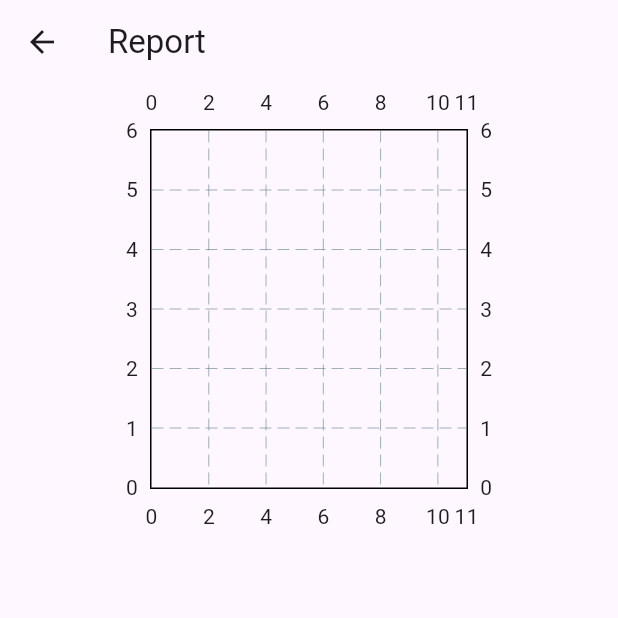
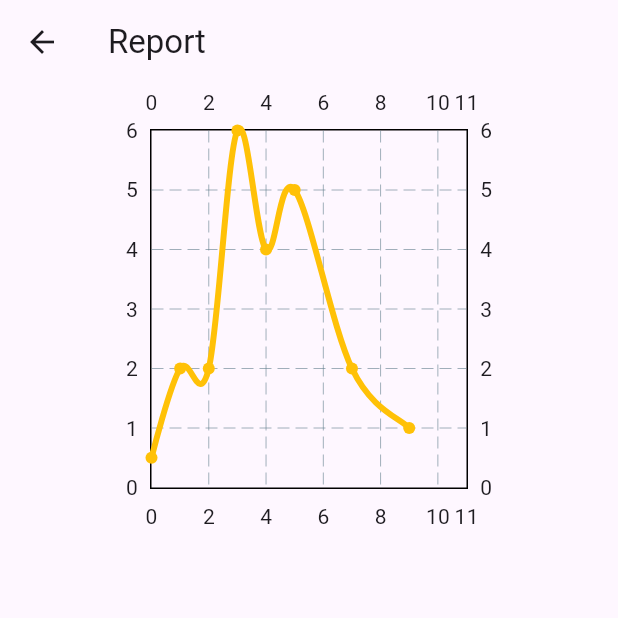
Before and after one commit to rijwan-uddin/AstroHub, a Flutter app: the ReportPage screen opened by its route, on a phone screen of 412 x 824 dp, the top half of it. Run offline on Flutter 3.47's test engine with Material 3 defaults, Android fonts, the light colour scheme and no system bars; drawn by our look-alikes of fl_chart; our stand-ins replace cached_network_image, cloud_firestore, firebase_auth, firebase_core, firebase_storage, flutter_easyloading and 3 more; accounts and stored records are empty.

Commit message:
line chart bug fixed(static)

```diff
--- a/lib/pages/report_page.dart
+++ b/lib/pages/report_page.dart
@@ -58,7 +58,14 @@ class ReportPage extends StatelessWidget {
 
           LineChartBarData(
             spots: [
-
+              FlSpot(0, 0.5),
+              FlSpot(1, 2),
+              FlSpot(2, 2),
+              FlSpot(3, 6),
+              FlSpot(4, 4),
+              FlSpot(5, 5),
+              FlSpot(7, 2),
+              FlSpot(9, 1),
             ],
             isCurved: true,
             isStrokeCapRound: true,
```
